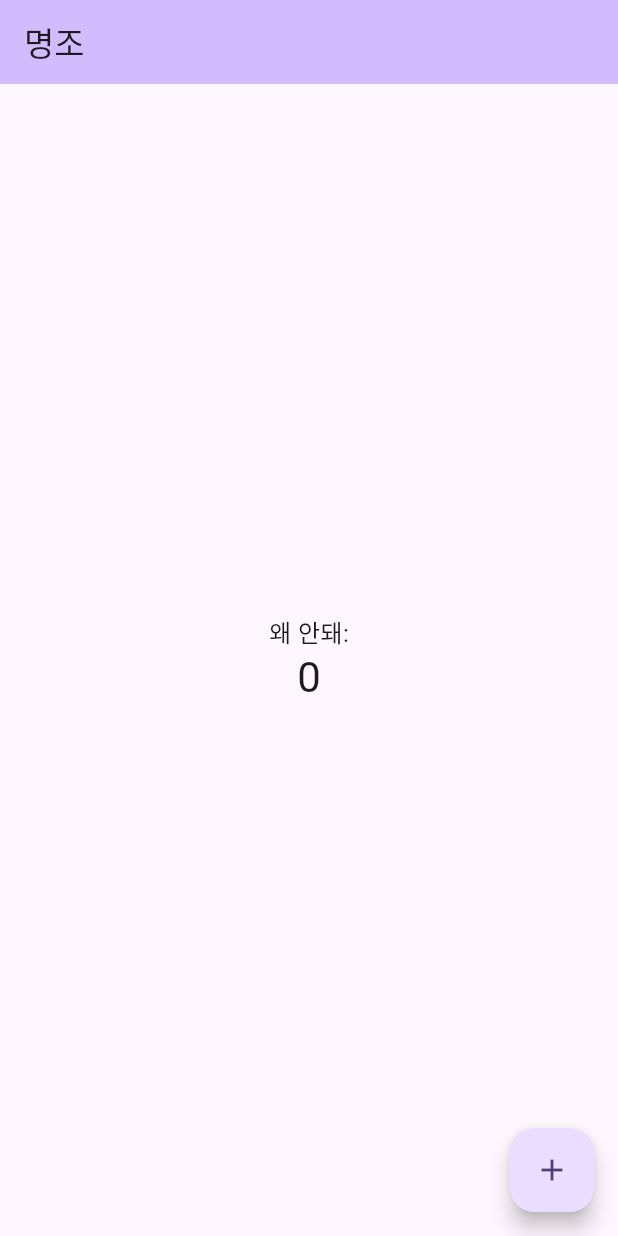
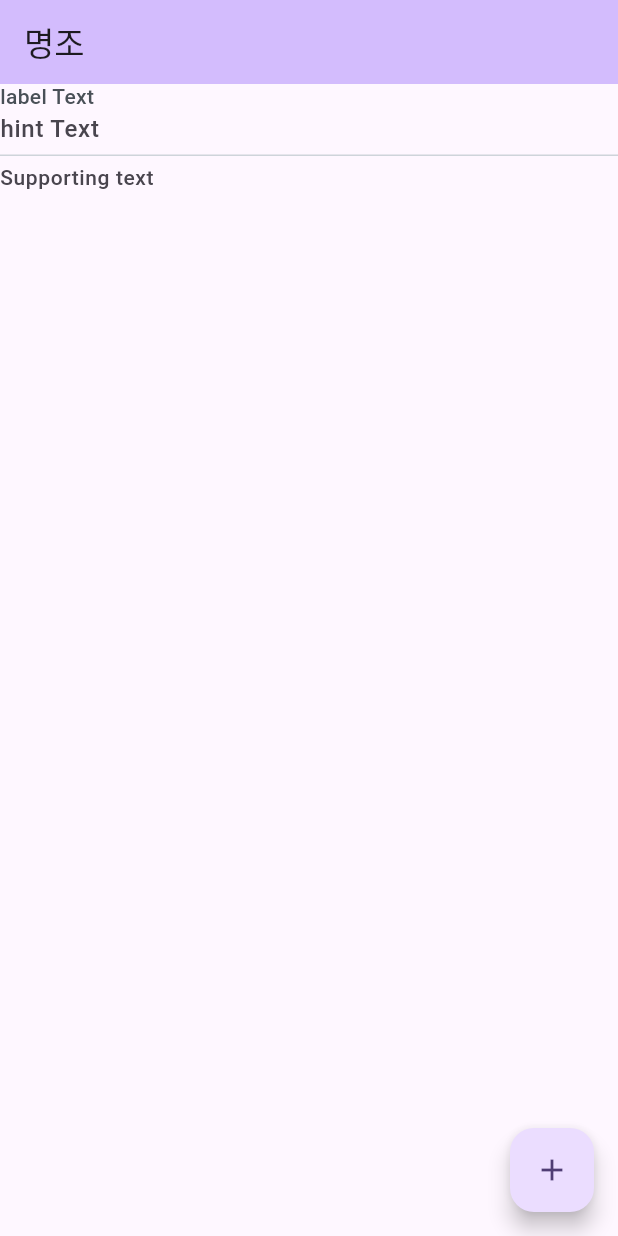
Before and after one commit to team-balt/easier-dodam, a Flutter app: the screen it shows after launch, on a phone screen of 412 x 824 dp. Run offline on Flutter 3.47's test engine with Material 3 defaults, Android fonts, the phone set to English and light mode, and no system bars; Roboto replaces fonts that are missing (Pretendard).

Commit message:
feat: Create Custom TextField

```diff
--- /dev/null
+++ b/lib/component/textfield.dart
@@ -0,0 +1,106 @@
+import 'package:easier_dodam/component/theme/color.dart';
+import 'package:easier_dodam/component/theme/style.dart';
+import 'package:flutter/material.dart';
+
+class EasierDodamTextField extends StatefulWidget {
+  // const EasierDodamTextField({super.key});
+
+  final String? labelText;
+  final String? hintText;
+  final String? supportText;
+  final FocusNode? focusNode;
+  final TextEditingController? controller;
+
+  const EasierDodamTextField(
+      {super.key,
+      this.labelText,
+      this.hintText,
+      this.supportText,
+      this.focusNode,
+      this.controller});
+
+  @override
+  State<EasierDodamTextField> createState() => _EasierDodamTextFieldState();
+}
+
+class _EasierDodamTextFieldState extends State<EasierDodamTextField> {
+  late FocusNode _focusNode;
+  late TextEditingController _controller;
+
+  @override
+  void initState() {
+    // TODO: implement initState
+    super.initState();
+    _focusNode = widget.focusNode ?? FocusNode();
+    _controller = widget.controller ?? TextEditingController();
+
+    _focusNode.addListener(() {
+      setState(() {});
+    });
+  }
+
+  @override
+  void dispose() {
+    // TODO: implement dispose
+    super.dispose();
+    if (widget.controller == null) {
+      _controller.dispose();
+    }
+    if (widget.focusNode == null) {
+      _focusNode.dispose();
+    }
+    super.dispose();
+  }
+
+  @override
+  Widget build(BuildContext context) {
+    return Stack(
+      children: [
+        Positioned(
+          top: 0,
+          left: 0,
+          child: Text(
+            widget.labelText ?? "",
+            style: EasierDodamStyles.label1.copyWith(
+              fontSize: 14.0,
+              height: 1.2,
+              color: _focusNode.hasFocus
+                  ? EasierDodamColors.primary300
+                  : EasierDodamColors.gray700,
+            ),
+          ),
+        ),
+        Positioned(
+          child: TextFormField(
+            focusNode: _focusNode,
+            controller: _controller,
+            style: EasierDodamStyles.label1.copyWith(height: 1.3),
+            textAlignVertical: TextAlignVertical.center,
+            cursorColor: EasierDodamColors.primary300,
+            decoration: InputDecoration(
+              hintText: widget.hintText,
+              hintStyle: EasierDodamStyles.label1.copyWith(height: 1.3),
+              helperText: widget.supportText,
+              helperStyle: EasierDodamStyles.label1.copyWith(
+                fontSize: 14,
+                height: 1.4,
+              ),
+              fillColor: EasierDodamColors.primary300,
+              enabledBorder: const UnderlineInputBorder(
+                borderSide: BorderSide(
+                  color: EasierDodamColors.gray400,
+                ),
+              ),
+              focusedBorder: const UnderlineInputBorder(
+                borderSide: BorderSide(
+                  color: EasierDodamColors.primary300,
+                ),
+              ),
+              errorBorder: InputBorder.none,
+            ),
+          ),
+        ),
+      ],
+    );
+  }
+}
--- a/lib/main.dart
+++ b/lib/main.dart
@@ -1,3 +1,4 @@
+import 'package:easier_dodam/component/textfield.dart';
 import 'package:flutter/material.dart';
 
 import 'component/theme/style.dart';
@@ -108,15 +109,12 @@ class _MyHomePageState extends State<MyHomePage> {
           // TRY THIS: Invoke "debug painting" (choose the "Toggle Debug Paint"
           // action in the IDE, or press "p" in the console), to see the
           // wireframe for each widget.
-          mainAxisAlignment: MainAxisAlignment.center,
+          mainAxisAlignment: MainAxisAlignment.start,
           children: <Widget>[
-            const Text(
-              '왜 안돼:',
-              style: EasierDodamStyles.label2,
-            ),
-            Text(
-              '$_counter',
-              style: Theme.of(context).textTheme.headlineMedium,
+            EasierDodamTextField(
+              hintText: "hint Text",
+              supportText: "Supporting text",
+              labelText: "label Text",
             ),
           ],
         ),
```
